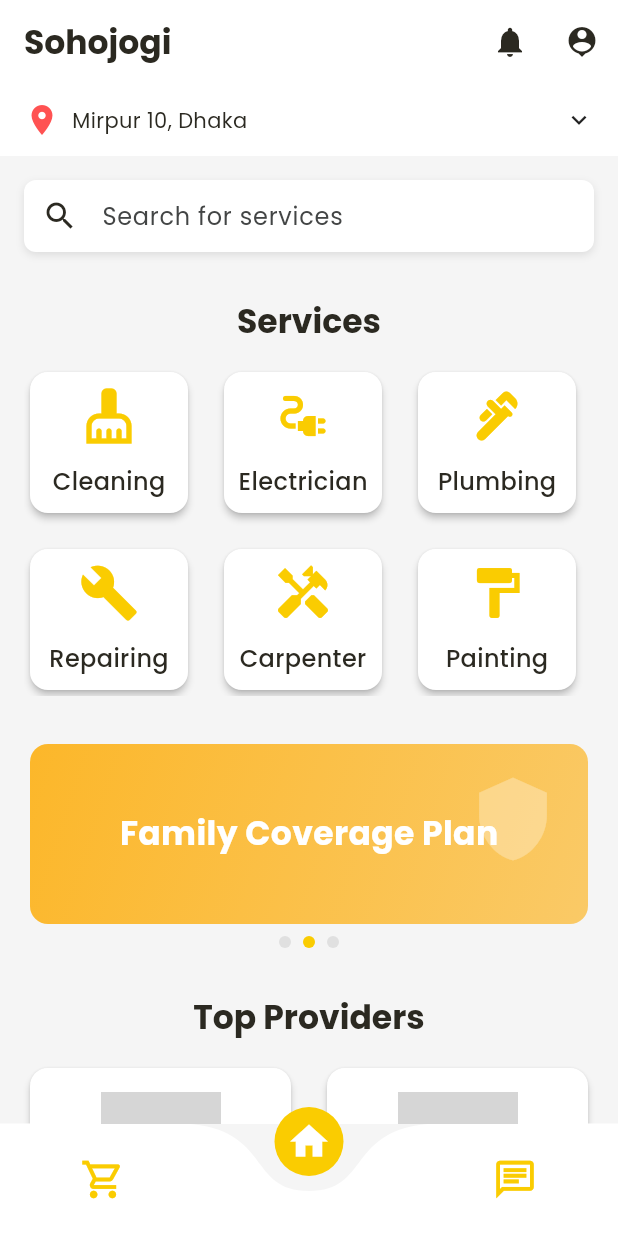
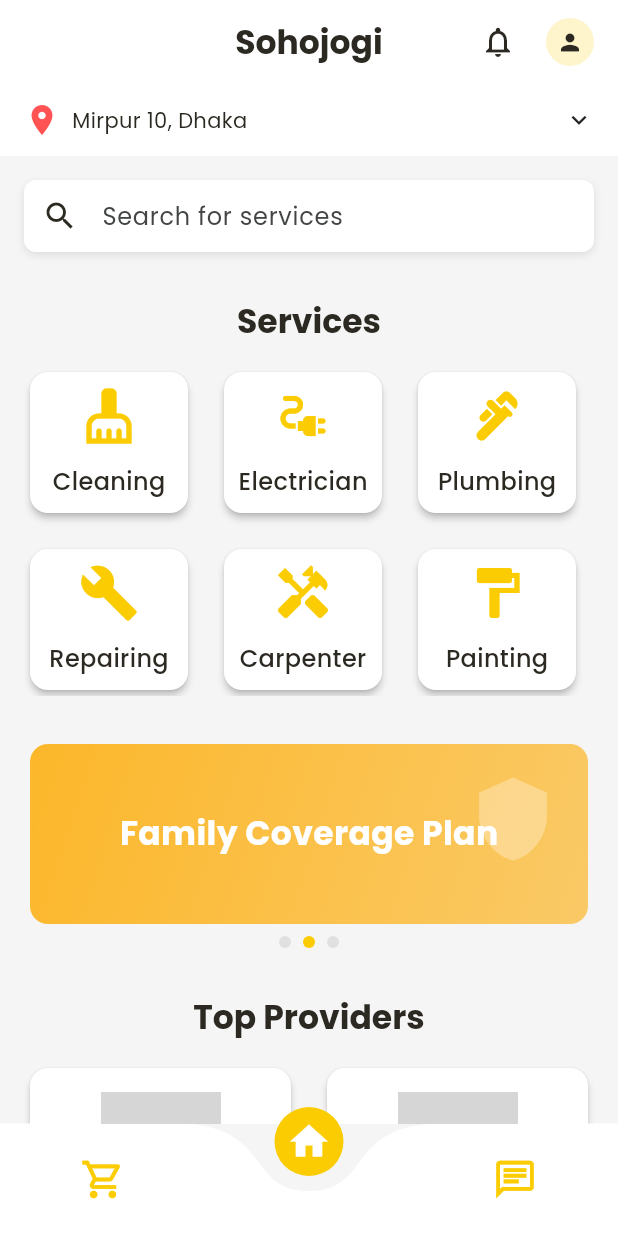
Before and after one commit to Learnathon-By-Geeky-Solutions/team-synergy, a Flutter app: the screen it shows after launch, on a phone screen of 412 x 824 dp. Run offline on Flutter 3.47's test engine with Material 3 defaults, Android fonts, the phone set to English and light mode, and no system bars; drawn by our look-alikes of curved_navigation_bar; our stand-ins replace animated_splash_screen, lottie, pin_code_fields, supabase_flutter; accounts and stored records are empty; network calls fail; grey boxes are pictures that could not be loaded.

Commit message:
notification screen created

```diff
--- a/sohojogi/lib/screens/home/views/home_list_view.dart
+++ b/sohojogi/lib/screens/home/views/home_list_view.dart
@@ -11,7 +11,7 @@ class HomeScreen extends StatelessWidget {
   @override
   Widget build(BuildContext context) {
     return Scaffold(
-      appBar: const AppAppBar(),
+      appBar: const AppAppBar(title: 'Sohojogi',),
       body: const SingleChildScrollView(
         child: HomeBodyContent(),
       ),
--- a/sohojogi/lib/screens/navigation/app_appbar.dart
+++ b/sohojogi/lib/screens/navigation/app_appbar.dart
@@ -1,24 +1,84 @@
 import 'package:flutter/material.dart';
+import 'package:sohojogi/constants/colors.dart';
+import 'package:sohojogi/screens/notification/views/notification_list_view.dart';
 
 class AppAppBar extends StatelessWidget implements PreferredSizeWidget {
-  const AppAppBar({super.key});
+  final String title;
+  final bool centerTitle;
+  final bool showBackButton;
+  final String? userProfileImageUrl;
+  final VoidCallback? onProfileTap;
+
+  const AppAppBar({
+    super.key,
+    required this.title,
+    this.centerTitle = true,
+    this.showBackButton = false,
+    this.userProfileImageUrl,
+    this.onProfileTap,
+  });
 
   @override
   Widget build(BuildContext context) {
+    final bool isDarkMode = MediaQuery.of(context).platformBrightness == Brightness.dark;
+
     return AppBar(
-      title: const Text('Sohojogi'),
-      actions: <Widget>[
+      centerTitle: centerTitle,
+      backgroundColor: isDarkMode ? darkColor : lightColor,
+      elevation: 0,
+      title: Text(
+        title,
+        style: TextStyle(
+          color: isDarkMode ? lightColor : darkColor,
+          fontWeight: FontWeight.bold,
+        ),
+      ),
+      leading: showBackButton
+          ? IconButton(
+        icon: Icon(
+          Icons.arrow_back,
+          color: isDarkMode ? lightColor : darkColor,
+        ),
+        onPressed: () => Navigator.pop(context),
+      )
+          : null,
+      actions: [
+        // Notification button
         IconButton(
-          icon: const Icon(Icons.notifications),
+          icon: Icon(
+            Icons.notifications_outlined,
+            color: isDarkMode ? lightColor : darkColor,
+          ),
           onPressed: () {
-            // Handle notifications
+            Navigator.push(
+              context,
+              MaterialPageRoute(
+                builder: (context) => const NotificationListView(),
+              ),
+            );
           },
         ),
-        IconButton(
-          icon: const Icon(Icons.person_pin),
-          onPressed: () {
-            Scaffold.of(context).openEndDrawer();
-          },
+
+        // Profile image
+        GestureDetector(
+          onTap: onProfileTap,
+          child: Padding(
+            padding: const EdgeInsets.only(right: 16.0, left: 8.0),
+            child: CircleAvatar(
+              radius: 16,
+              backgroundColor: primaryColor.withOpacity(0.2),
+              backgroundImage: userProfileImageUrl != null
+                  ? NetworkImage(userProfileImageUrl!)
+                  : null,
+              child: userProfileImageUrl == null
+                  ? Icon(
+                Icons.person,
+                size: 18,
+                color: isDarkMode ? lightColor : darkColor,
+              )
+                  : null,
+            ),
+          ),
         ),
       ],
     );
```
Also changed, not shown: sohojogi/lib/screens/notification/models/notification_model.dart (added, +29 -0 lines), sohojogi/lib/screens/notification/views/notification_list_view.dart (added, +278 -0 lines), sohojogi/lib/screens/notification/widgets/notification_card_widget.dart (added, +150 -0 lines), sohojogi/lib/screens/notification/views/home_list_view.dart (deleted), sohojogi/lib/screens/notification/widgets/character_card.dart (deleted).
